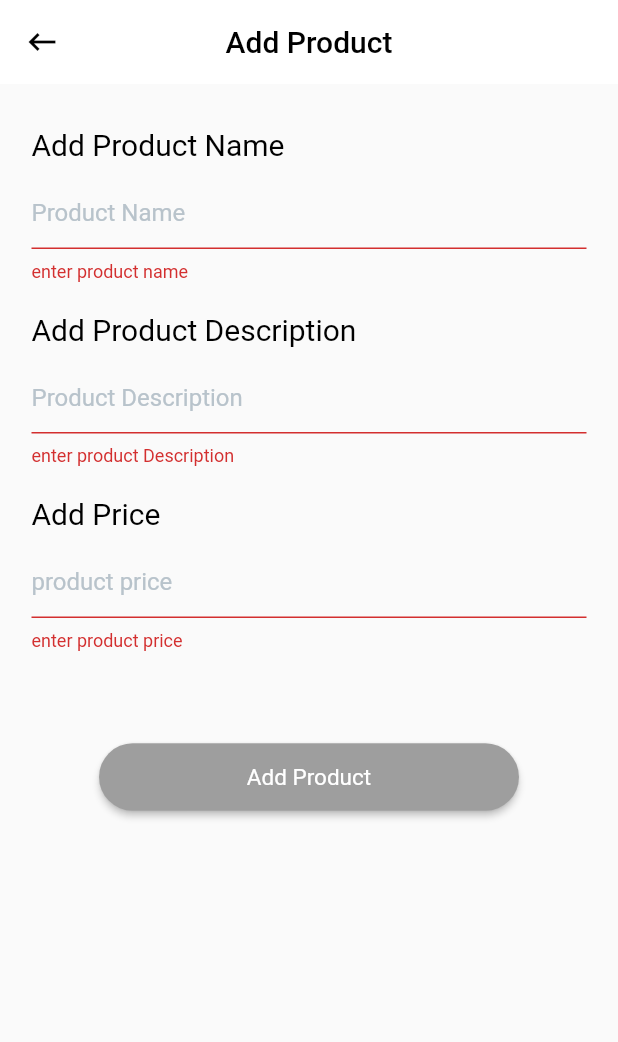
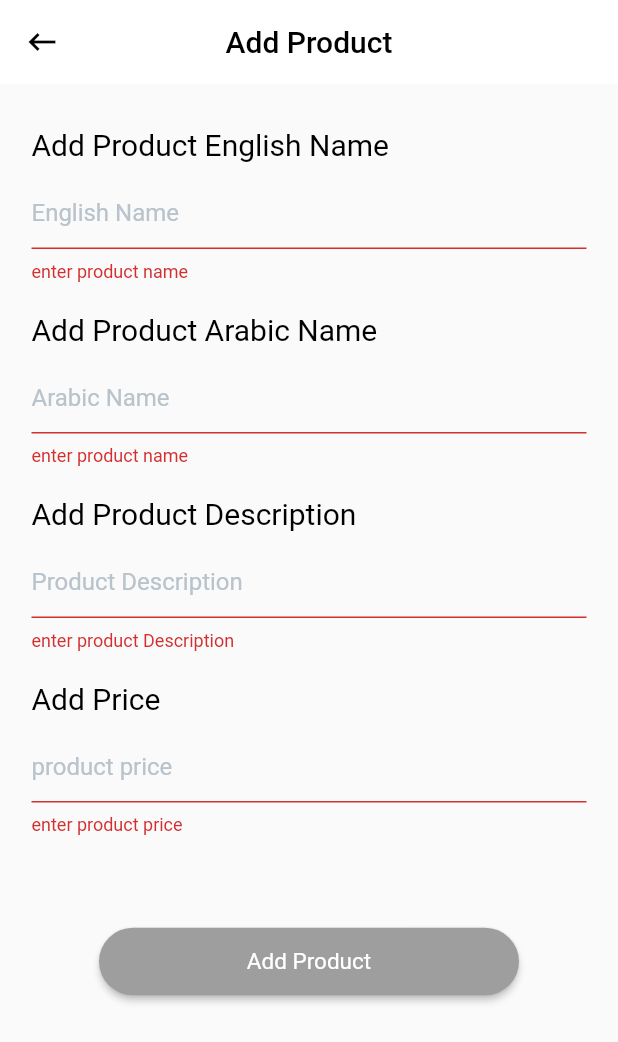
Before and after one commit to Nader15/ecommerce_admin, a Flutter app: the AddProduct screen opened directly with empty values, after a tap on "Add Product", on a phone screen of 412 x 824 dp. Shown: the top 1042 px of the screen. Run offline on Flutter 3.47's test engine with Material 2 defaults, Android fonts, the phone set to English and light mode, and no system bars; our stand-ins replace dio, dotted_border, image_picker, shared_preferences; missing offline and left inert: xs_progress_hud; accounts and stored records are empty; statements that could not run were skipped.

Commit message:
arabic name added

```diff
--- a/lib/ApiFunctions/Api.dart
+++ b/lib/ApiFunctions/Api.dart
@@ -75,7 +75,7 @@ class Api {
   }
 
   Future createProduct(GlobalKey<ScaffoldState> _scaffoldKey, String name,
-      String description, String price,int categoryId) async {
+      String description, String price,int categoryId,String name_ar) async {
     XsProgressHud.show(context);
     final String apiUrl = baseUrl + createProductLink;
     var data = {
@@ -83,7 +83,8 @@ class Api {
       "description": description,
       "amount": "9999999",
       "price": price,
-      "category_id": categoryId
+      "category_id": categoryId,
+      "name_ar": name_ar,
     };
     var userToJson = json.encode(data);
     final response = await http.post(
--- a/lib/add_product.dart
+++ b/lib/add_product.dart
@@ -37,6 +37,7 @@ class _AddProductState extends State<AddProduct> {
   var description = TextEditingController();
   // var amount = TextEditingController();
   var price = TextEditingController();
+  var name_ar = TextEditingController();
 
   @override
   Widget build(BuildContext context) {
@@ -79,7 +80,7 @@ class _AddProductState extends State<AddProduct> {
                         CrossAxisAlignment.start,
                         children: [
                           Text(
-                            "Add Product Name",
+                            "Add Product English Name",
                             style:
                             TextStyle(color: Colors.black,fontSize: 20,),
                           ),
@@ -95,7 +96,30 @@ class _AddProductState extends State<AddProduct> {
                               decoration: InputDecoration(
                                 fillColor:
                                 Colors.grey,
-                                hintText: 'Product Name',
+                                hintText: 'English Name',
+                                hintStyle: TextStyle(
+                                  color: Color(0xffb8c3cb),),),
+                            ),
+                          ),
+                          SizedBox(height: 20,),
+                          Text(
+                            "Add Product Arabic Name",
+                            style:
+                            TextStyle(color: Colors.black,fontSize: 20,),
+                          ),
+                          SizedBox(height: 10),
+                          SizedBox(
+                            width: MediaQuery.of(context).size.width,
+                            child: TextFormField(
+                              style: TextStyle(color: blackColor),
+                              cursorColor: primaryAppColor,
+                              controller: name_ar,
+                              keyboardType: TextInputType.name,
+                              validator: validateName,
+                              decoration: InputDecoration(
+                                fillColor:
+                                Colors.grey,
+                                hintText: 'Arabic Name',
                                 hintStyle: TextStyle(
                                   color: Color(0xffb8c3cb),),),
                             ),
@@ -195,7 +219,7 @@ class _AddProductState extends State<AddProduct> {
                               _validateInputs();
                               if (formKey.currentState.validate()) {
                                 Api(context)
-                                    .createProduct(_scaffoldKey,name.text,description.text,price.text,widget.categoryId)
+                                    .createProduct(_scaffoldKey,name.text,description.text,price.text,widget.categoryId,name_ar.text)
                                     .then((value) {
                                   navigateAndClearStack(context, Categories());
                                 });
--- a/lib/ui/categories/categories.dart
+++ b/lib/ui/categories/categories.dart
@@ -207,7 +207,6 @@ class _CategoriesState extends State<Categories> {
                   image: NetworkImage(
                       categoriesList[index].logo==null?
                       "https://forums.oscommerce.com/uploads/monthly_2017_12/C_member_309126.png"
-
                   : dataBaseUrl+  categoriesList[index].logo
                   ),
                   fit: BoxFit.cover,
```
Also changed, not shown: pubspec.lock, 5 other files.
